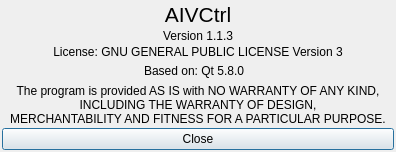
Above: aivctrl/about.ui from ptstream/QtUPnP before the change. Below: the same form after it.
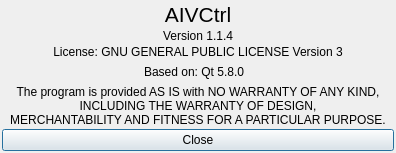
That is the form after the change. Icons and pictures are not drawn.

The edit to the form file:
```diff
--- a/aivctrl/about.ui
+++ b/aivctrl/about.ui
@@ -7,7 +7,7 @@
     <x>0</x>
     <y>0</y>
     <width>396</width>
-    <height>152</height>
+    <height>153</height>
    </rect>
   </property>
   <property name="windowTitle">
@@ -51,7 +51,7 @@
    <item>
     <widget class="QLabel" name="m_version">
      <property name="text">
-      <string>Version 1.1.3</string>
+      <string>Version 1.1.4</string>
      </property>
      <property name="alignment">
       <set>Qt::AlignCenter</set>
```
